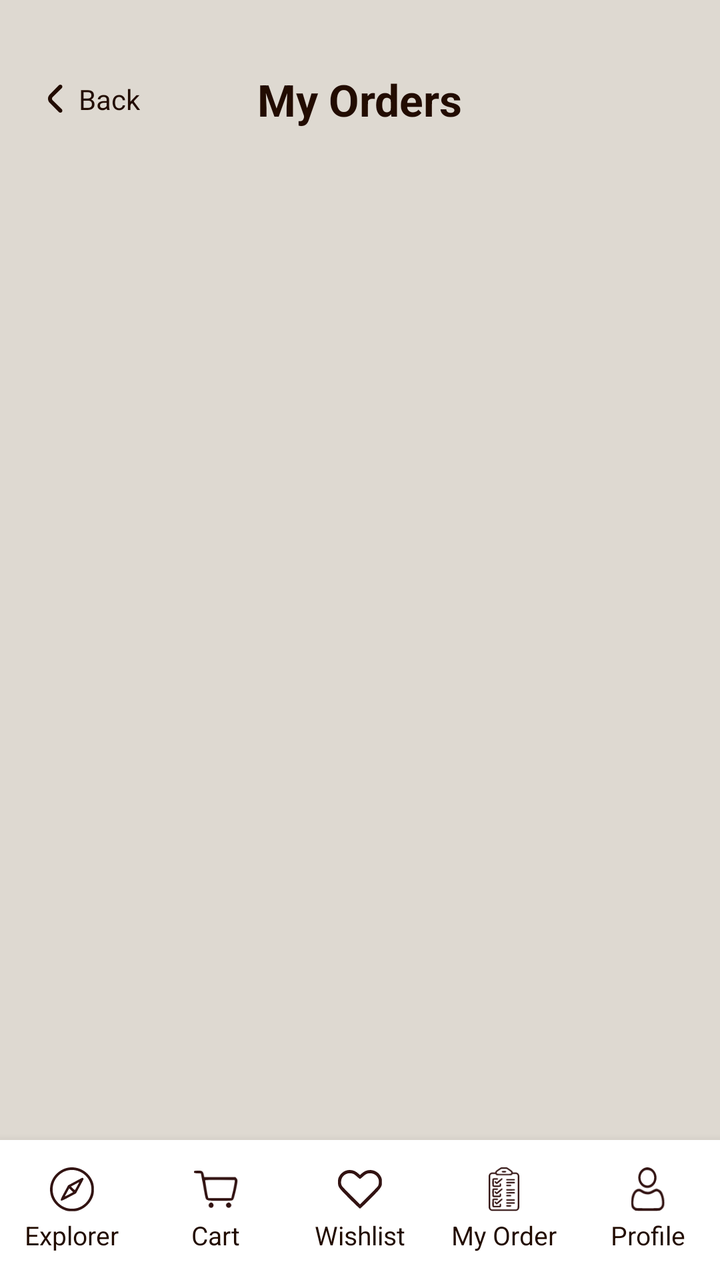
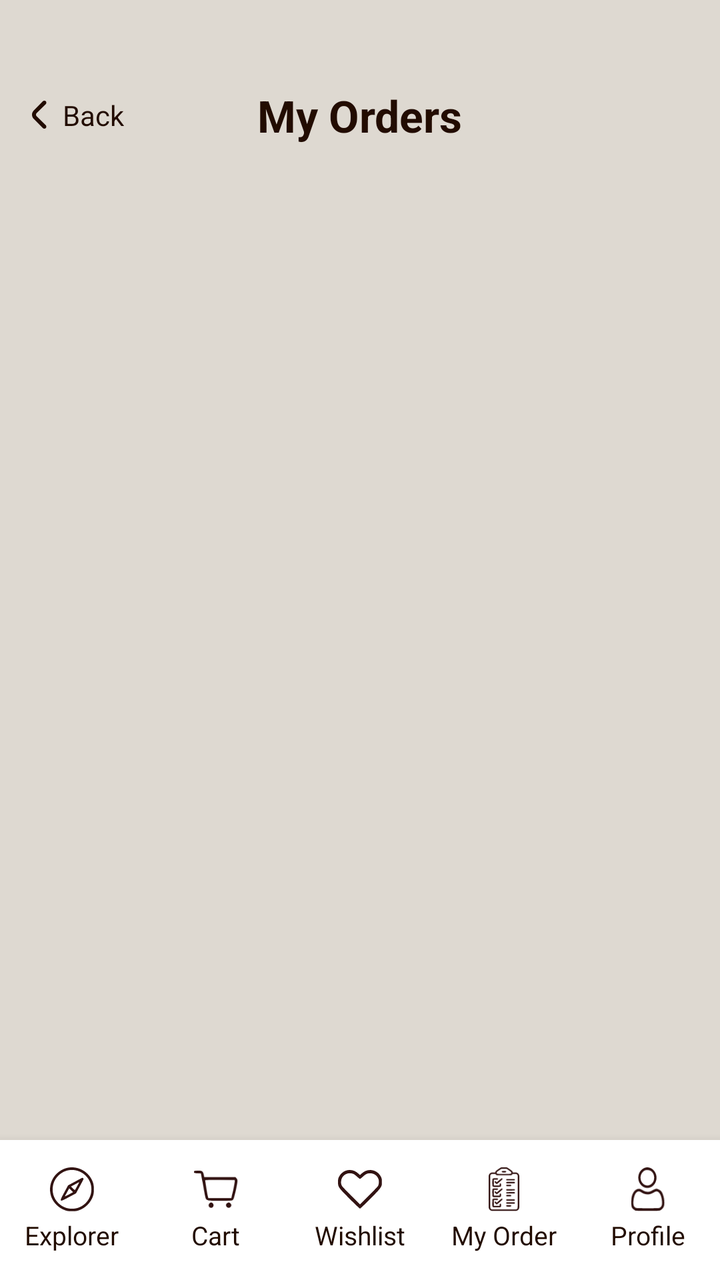

Before-and-after screenshots of an Android layout around one commit, followed by the original layout XML and the change that was made.
<!-- AndroidManifest.xml: application theme Theme.Project239 -->
<!-- res/layout/activity_my_orders.xml -->
<?xml version="1.0" encoding="utf-8"?>
<androidx.constraintlayout.widget.ConstraintLayout xmlns:android="http://schemas.android.com/apk/res/android"
    xmlns:app="http://schemas.android.com/apk/res-auto"
    xmlns:tools="http://schemas.android.com/tools"
    android:id="@+id/main"
    android:layout_width="match_parent"
    android:layout_height="match_parent"
    android:background="@color/lightCream"
    tools:context=".activity.MyOrdersActivity">

    <LinearLayout
        android:id="@+id/backBtn"
        android:layout_width="wrap_content"
        android:layout_height="wrap_content"
        android:layout_marginStart="16dp"
        android:layout_marginTop="32dp"
        android:clickable="true"
        android:focusable="true"
        android:padding="8dp"
        android:orientation="horizontal"
        app:layout_constraintStart_toStartOf="parent"
        app:layout_constraintTop_toTopOf="parent">

        <ImageView
            android:layout_width="wrap_content"
            android:layout_height="wrap_content"
            android:layout_gravity="center"
            app:srcCompat="@drawable/back" />

        <TextView
            android:layout_width="wrap_content"
            android:layout_height="wrap_content"
            android:layout_marginStart="8dp"
            android:text="Back"
            android:textColor="@color/darkBrown" />
    </LinearLayout>

    <TextView
        android:id="@+id/titleTxt"
        android:layout_width="wrap_content"
        android:layout_height="wrap_content"
        android:text="My Orders"
        android:textColor="@color/darkBrown"
        android:textSize="22sp"
        android:textStyle="bold"
        app:layout_constraintBottom_toBottomOf="@id/backBtn"
        app:layout_constraintEnd_toEndOf="parent"
        app:layout_constraintStart_toStartOf="parent"
        app:layout_constraintTop_toTopOf="@id/backBtn" />

    <TextView
        android:id="@+id/emptyTxt"
        android:layout_width="wrap_content"
        android:layout_height="wrap_content"
        android:text="No Orders Yet"
        android:textColor="@color/darkBrown"
        android:textSize="18sp"
        android:visibility="gone"
        app:layout_constraintBottom_toTopOf="@id/bottomMenu"
        app:layout_constraintEnd_toEndOf="parent"
        app:layout_constraintStart_toStartOf="parent"
        app:layout_constraintTop_toBottomOf="@id/backBtn" />

    <androidx.recyclerview.widget.RecyclerView
        android:id="@+id/ordersView"
        android:layout_width="0dp"
        android:layout_height="0dp"
        android:layout_marginTop="16dp"
        android:clipToPadding="false"
        android:paddingBottom="16dp"
        app:layout_constraintBottom_toTopOf="@id/bottomMenu"
        app:layout_constraintEnd_toEndOf="parent"
        app:layout_constraintStart_toStartOf="parent"
        app:layout_constraintTop_toBottomOf="@id/backBtn" />

    <include
        android:id="@+id/bottomMenu"
        layout="@layout/layout_bottom_menu"
        android:layout_width="match_parent"
        android:layout_height="70dp"
        app:layout_constraintBottom_toBottomOf="parent"
        app:layout_constraintEnd_toEndOf="parent"
        app:layout_constraintStart_toStartOf="parent" />

</androidx.constraintlayout.widget.ConstraintLayout>
<!-- res/layout/layout_bottom_menu.xml (included above) -->
<?xml version="1.0" encoding="utf-8"?>
<LinearLayout xmlns:android="http://schemas.android.com/apk/res/android"
    xmlns:app="http://schemas.android.com/apk/res-auto"
    android:id="@+id/bottomMenuContainer"
    android:layout_width="match_parent"
    android:layout_height="70dp"
    android:layout_gravity="bottom"
    android:background="@color/white"
    android:elevation="8dp"
    android:gravity="center_vertical"
    android:orientation="horizontal"
    android:paddingTop="6dp"
    android:paddingBottom="6dp">

    
    <LinearLayout
        android:id="@+id/explorerBtn"
        android:layout_width="0dp"
        android:layout_height="match_parent"
        android:layout_weight="1"
        android:clickable="true"
        android:focusable="true"
        android:gravity="center"
        android:orientation="vertical">

        <ImageView
            android:layout_width="22dp"
            android:layout_height="22dp"
            app:srcCompat="@drawable/btn_1" />

        <TextView
            android:id="@+id/explorerTxt"
            android:layout_width="wrap_content"
            android:layout_height="wrap_content"
            android:layout_marginTop="3dp"
            android:text="@string/explorer"
            android:textColor="@color/darkBrown"
            android:textSize="13sp" />
    </LinearLayout>

    
    <LinearLayout
        android:id="@+id/cartBtn"
        android:layout_width="0dp"
        android:layout_height="match_parent"
        android:layout_weight="1"
        android:clickable="true"
        android:focusable="true"
        android:gravity="center"
        android:orientation="vertical">

        <ImageView
            android:layout_width="22dp"
            android:layout_height="22dp"
            app:srcCompat="@drawable/btn_2" />

        <TextView
            android:id="@+id/cartTxt"
            android:layout_width="wrap_content"
            android:layout_height="wrap_content"
            android:layout_marginTop="3dp"
            android:text="@string/cart"
            android:textColor="@color/darkBrown"
            android:textSize="13sp" />
    </LinearLayout>

    
    <LinearLayout
        android:id="@+id/wishlistBtn"
        android:layout_width="0dp"
        android:layout_height="match_parent"
        android:layout_weight="1"
        android:clickable="true"
        android:focusable="true"
        android:gravity="center"
        android:orientation="vertical">

        <ImageView
            android:layout_width="22dp"
            android:layout_height="22dp"
            app:srcCompat="@drawable/btn_3" />

        <TextView
            android:id="@+id/wishlistTxt"
            android:layout_width="wrap_content"
            android:layout_height="wrap_content"
            android:layout_marginTop="3dp"
            android:text="@string/wishlist"
            android:textColor="@color/darkBrown"
            android:textSize="13sp" />
    </LinearLayout>

    
    <LinearLayout
        android:id="@+id/myOrderBtn"
        android:layout_width="0dp"
        android:layout_height="match_parent"
        android:layout_weight="1"
        android:clickable="true"
        android:focusable="true"
        android:gravity="center"
        android:orientation="vertical">

        <ImageView
            android:layout_width="22dp"
            android:layout_height="22dp"
            app:srcCompat="@drawable/btn_4" />

        <TextView
            android:id="@+id/myOrderTxt"
            android:layout_width="wrap_content"
            android:layout_height="wrap_content"
            android:layout_marginTop="3dp"
            android:text="@string/my_order"
            android:textColor="@color/darkBrown"
            android:textSize="13sp" />
    </LinearLayout>

    
    <LinearLayout
        android:id="@+id/profileBtn"
        android:layout_width="0dp"
        android:layout_height="match_parent"
        android:layout_weight="1"
        android:clickable="true"
        android:focusable="true"
        android:gravity="center"
        android:orientation="vertical">

        <ImageView
            android:layout_width="22dp"
            android:layout_height="22dp"
            app:srcCompat="@drawable/btn_5" />

        <TextView
            android:id="@+id/profileTxt"
            android:layout_width="wrap_content"
            android:layout_height="wrap_content"
            android:layout_marginTop="3dp"
            android:text="@string/profile"
            android:textColor="@color/darkBrown"
            android:textSize="13sp" />
    </LinearLayout>
</LinearLayout>
<!-- resources referenced by this layout -->
<resources>
  <color name="darkBrown">#220c01</color>
  <color name="lightCream">#ded9d1</color>
  <color name="white">#FFFFFFFF</color>
  <!-- drawable back: png bitmap (drawable-hdpi, 279 bytes) -->
  <!-- drawable btn_1: png bitmap (drawable-hdpi, 1124 bytes) -->
  <!-- drawable btn_2: png bitmap (drawable-hdpi, 802 bytes) -->
  <!-- drawable btn_3: png bitmap (drawable-hdpi, 726 bytes) -->
  <!-- drawable btn_4: png bitmap (drawable-hdpi, 1046 bytes) -->
  <!-- drawable btn_5: png bitmap (drawable-hdpi, 883 bytes) -->
  <string name="cart">Cart</string>
  <string name="explorer">Explorer</string>
  <string name="my_order">My Order</string>
  <string name="profile">Profile</string>
  <string name="wishlist">Wishlist</string>
  <style name="Theme.Project239" parent="Base.Theme.Project239" />
  <style name="Base.Theme.Project239" parent="Theme.Material3.DayNight.NoActionBar">
          
          
      </style>
</resources>

<!-- the commit's change to res/layout/activity_my_orders.xml (unified diff, before → after) -->
@@ -13,10 +13,7 @@
         android:layout_width="wrap_content"
         android:layout_height="wrap_content"
         android:layout_marginStart="16dp"
-        android:layout_marginTop="32dp"
-        android:clickable="true"
-        android:focusable="true"
-        android:padding="8dp"
+        android:layout_marginTop="48dp"
         android:orientation="horizontal"
         app:layout_constraintStart_toStartOf="parent"
         app:layout_constraintTop_toTopOf="parent">
